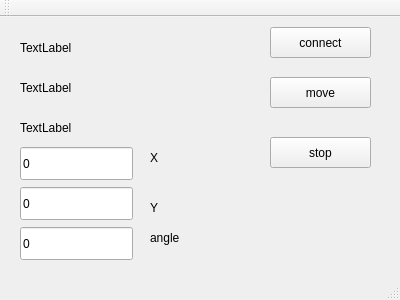
First picture: the form in robot_demo/mainwindow.ui, repository MiroslavKohut/IroboCreate_project, before the edit.
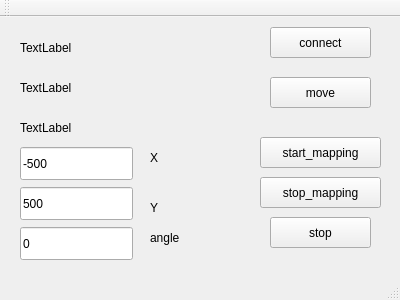
Second picture: the form after the edit.

```diff
--- a/robot_demo/mainwindow.ui
+++ b/robot_demo/mainwindow.ui
@@ -83,7 +83,7 @@
     <property name="geometry">
      <rect>
       <x>270</x>
-      <y>120</y>
+      <y>200</y>
       <width>101</width>
       <height>31</height>
      </rect>
@@ -102,7 +102,7 @@
      </rect>
     </property>
     <property name="text">
-     <string>0</string>
+     <string>-500</string>
     </property>
    </widget>
    <widget class="QLineEdit" name="lineEdit_2">
@@ -115,7 +115,7 @@
      </rect>
     </property>
     <property name="text">
-     <string>0</string>
+     <string>500</string>
     </property>
    </widget>
    <widget class="QLineEdit" name="lineEdit_3">
@@ -170,6 +170,32 @@
      <string>angle</string>
     </property>
    </widget>
+   <widget class="QPushButton" name="pushButton_4">
+    <property name="geometry">
+     <rect>
+      <x>260</x>
+      <y>120</y>
+      <width>121</width>
+      <height>31</height>
+     </rect>
+    </property>
+    <property name="text">
+     <string>start_mapping</string>
+    </property>
+   </widget>
+   <widget class="QPushButton" name="pushButton_5">
+    <property name="geometry">
+     <rect>
+      <x>260</x>
+      <y>160</y>
+      <width>121</width>
+      <height>31</height>
+     </rect>
+    </property>
+    <property name="text">
+     <string>stop_mapping</string>
+    </property>
+   </widget>
   </widget>
   <widget class="QMenuBar" name="menuBar">
    <property name="geometry">
```
